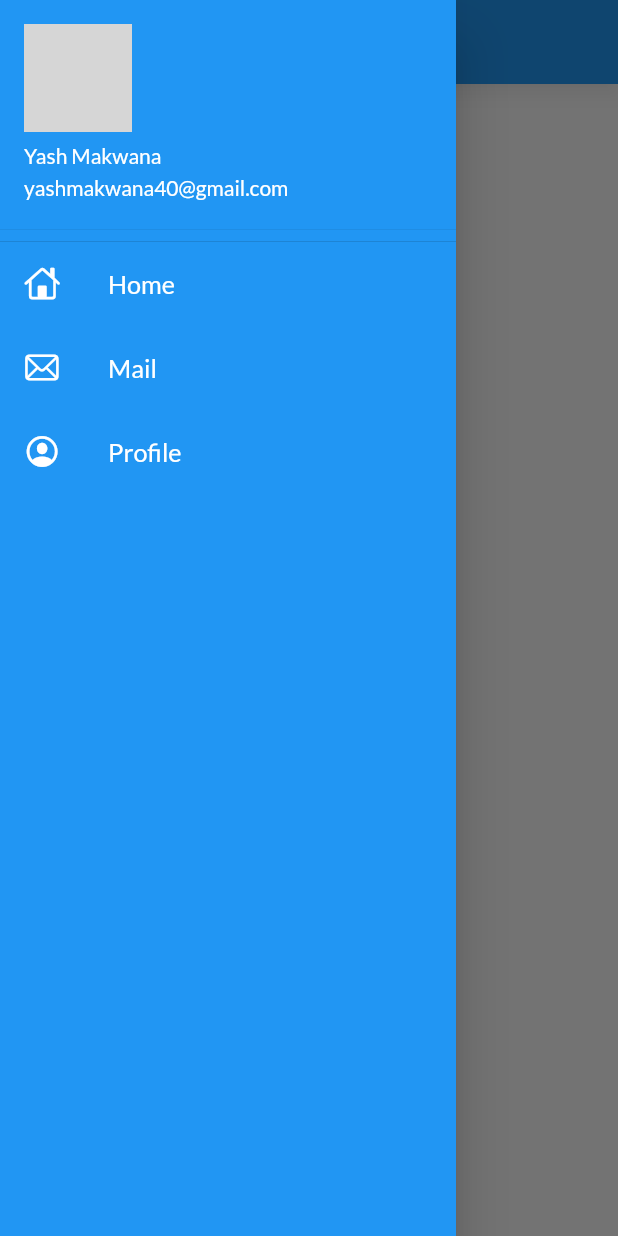
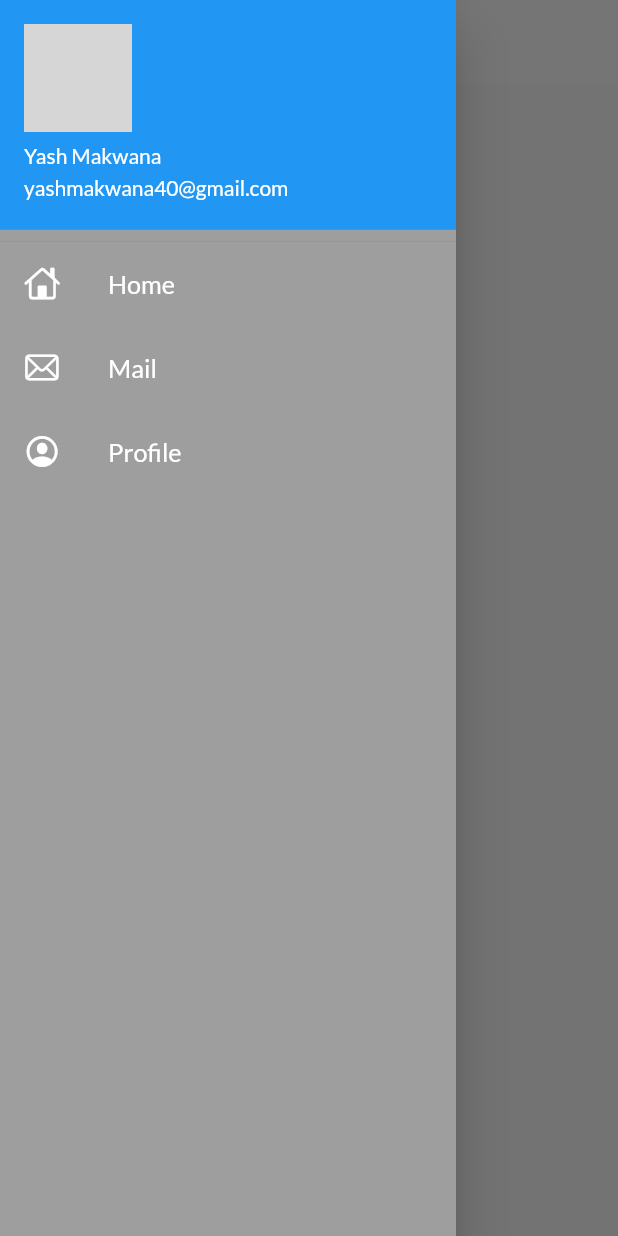
Before and after one commit to yash-makwana/FlutterwithCodepur, a Flutter app: the screen it shows after launch, with the side drawer open, on a phone screen of 412 x 824 dp. Run offline on Flutter 3.47's test engine with Material 2 defaults, Android fonts, the phone set to English and light mode, and no system bars; our stand-ins replace google_fonts; network calls fail; grey boxes are pictures that could not be loaded.

Commit message:
Theme Extracted

```diff
--- a/lib/main.dart
+++ b/lib/main.dart
@@ -2,7 +2,8 @@ import 'package:flutter/material.dart';
 import 'package:fultter_catelog/pages/home_page.dart';
 import 'package:fultter_catelog/pages/login_page.dart';
 import 'package:fultter_catelog/utilities/route.dart';
-import 'package:google_fonts/google_fonts.dart';
+import 'package:fultter_catelog/widgets/theme.dart';
+//import 'package:google_fonts/google_fonts.dart';
 
 
 void main() {
@@ -17,12 +18,9 @@ class MyApp extends StatelessWidget {
   Widget build(BuildContext context) {
     return MaterialApp(
       debugShowCheckedModeBanner: false,
-      theme: ThemeData(
-        brightness: Brightness.light,
-        primarySwatch : Colors.blue,
-        fontFamily: GoogleFonts.lato().fontFamily,
-
-      ),
+      themeMode: ThemeMode.light,
+      theme: MyTheme.lightTheme(context),
+      darkTheme: MyTheme.darkTheme(context),
       initialRoute: MyRoute.homePage,
       routes: {
         "/" : (context) => const LoginPage(),
--- a/lib/pages/home_page.dart
+++ b/lib/pages/home_page.dart
@@ -7,10 +7,8 @@ class HomePage extends StatelessWidget {
   Widget build(BuildContext context) {
     return Scaffold(
       appBar: AppBar(
-        title: const Text("First App"),
-        // backgroundColor: Colors.green,
-        shadowColor: Colors.black26,
-        titleSpacing: 100,
+        title: const Text("Catalog App"),
+
       ),
       body:  const Center(
           child: Text("Welcome to flutter"),
--- a/lib/widgets/drawer.dart
+++ b/lib/widgets/drawer.dart
@@ -7,12 +7,14 @@ class MyDrawer extends StatelessWidget {
   Widget build(BuildContext context) {
     return  Drawer(
       child: Container(
-              color: Colors.blue,
+              color: Colors.grey,
               child: ListView(
                 padding: const EdgeInsets.all(0),
           children: [
              DrawerHeader(
-
+              decoration : const BoxDecoration(
+                color: Colors.grey,
+              ),
                margin : const EdgeInsets.all(0),
                padding: const EdgeInsets.all(0),
                child: UserAccountsDrawerHeader(
@@ -50,6 +52,3 @@ class MyDrawer extends StatelessWidget {
                    );
                  }
                }
-
-               class CircleAvtar {
-}
--- /dev/null
+++ b/lib/widgets/theme.dart
@@ -0,0 +1,19 @@
+import 'package:flutter/material.dart';
+import 'package:google_fonts/google_fonts.dart';
+
+class MyTheme {
+  static ThemeData lightTheme(BuildContext context) => ThemeData(
+
+        fontFamily: GoogleFonts.lato().fontFamily,
+        appBarTheme: const AppBarTheme(
+          color: Colors.white,
+          elevation : 0.0,
+          iconTheme : IconThemeData(color : Colors.black),
+          titleTextStyle: TextStyle(color: Colors.black,fontSize: 18,fontWeight: FontWeight.bold),
+        ),
+
+      );
+      static ThemeData darkTheme(BuildContext context) => ThemeData(
+        brightness: Brightness.dark,
+      );
+}
```
